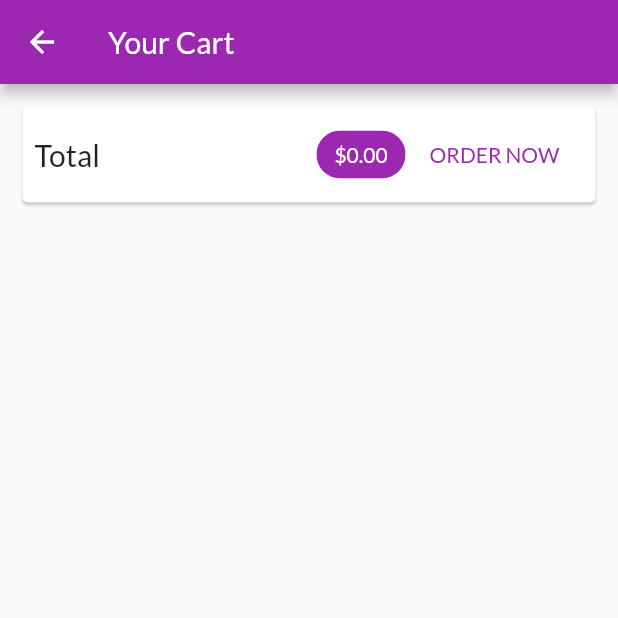
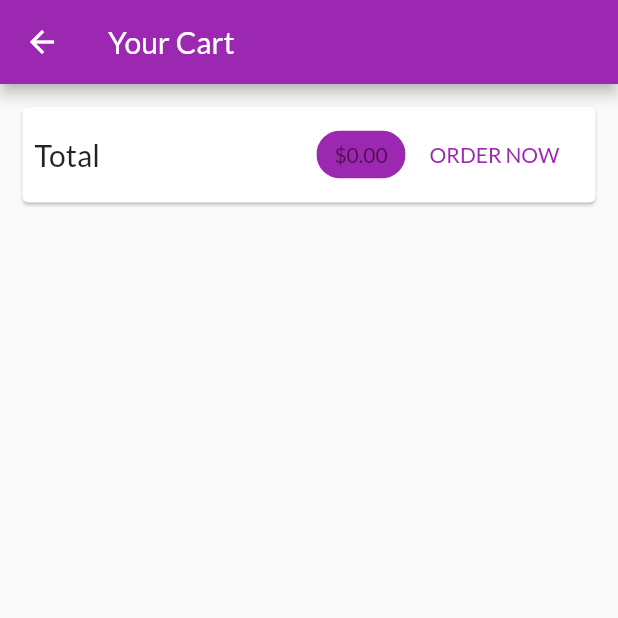
Before and after one commit to HaldunMatar/Flutter-ShopApp, a Flutter app: the CartScreen screen opened by its route, on a phone screen of 412 x 824 dp, the top half of it. Run offline on Flutter 3.47's test engine with Material 2 defaults, Android fonts, the phone set to English and light mode, and no system bars; our stand-ins replace shared_preferences; accounts and stored records are empty.

```diff
--- /dev/null
+++ b/New Text Document.txt
@@ -0,0 +1,3 @@
+a@gmail.com
+12345678
+----------------------
--- a/lib/main.dart
+++ b/lib/main.dart
@@ -29,7 +29,9 @@ class MyApp extends StatelessWidget {
             auth.token,
             auth.userId,
             previousProducts == null ? [] : previousProducts.items,
+
           ),
+
         ),
         ChangeNotifierProvider.value(
           value: Cart(),
--- a/lib/screens/auth_screen.dart
+++ b/lib/screens/auth_screen.dart
@@ -63,7 +63,7 @@ class AuthScreen extends StatelessWidget {
                       child: Text(
                         'MyShop',
                         style: TextStyle(
-                          color: Theme.of(context).accentTextTheme.title.color,
+                          color: Theme.of(context).textTheme.headline1.color,
                           fontSize: 50,
                           fontFamily: 'Anton',
                           fontWeight: FontWeight.normal,
--- a/lib/screens/cart_screen.dart
+++ b/lib/screens/cart_screen.dart
@@ -33,7 +33,7 @@ class CartScreen extends StatelessWidget {
                     label: Text(
                       '\$${cart.totalAmount.toStringAsFixed(2)}',
                       style: TextStyle(
-                        color: Theme.of(context).primaryTextTheme.title.color,
+                        color: Theme.of(context).textTheme.headline1.color,
                       ),
                     ),
                     backgroundColor: Theme.of(context).primaryColor,
--- a/lib/screens/products_overview_screen.dart
+++ b/lib/screens/products_overview_screen.dart
@@ -38,6 +38,7 @@ class _ProductsOverviewScreenState extends State<ProductsOverviewScreen> {
         _isLoading = true;
       });
       Provider.of<Products>(context).fetchAndSetProducts().then((_) {
+
         setState(() {
           _isLoading = false;
         });
```
Also changed, not shown: pubspec.lock, 3 other files.
